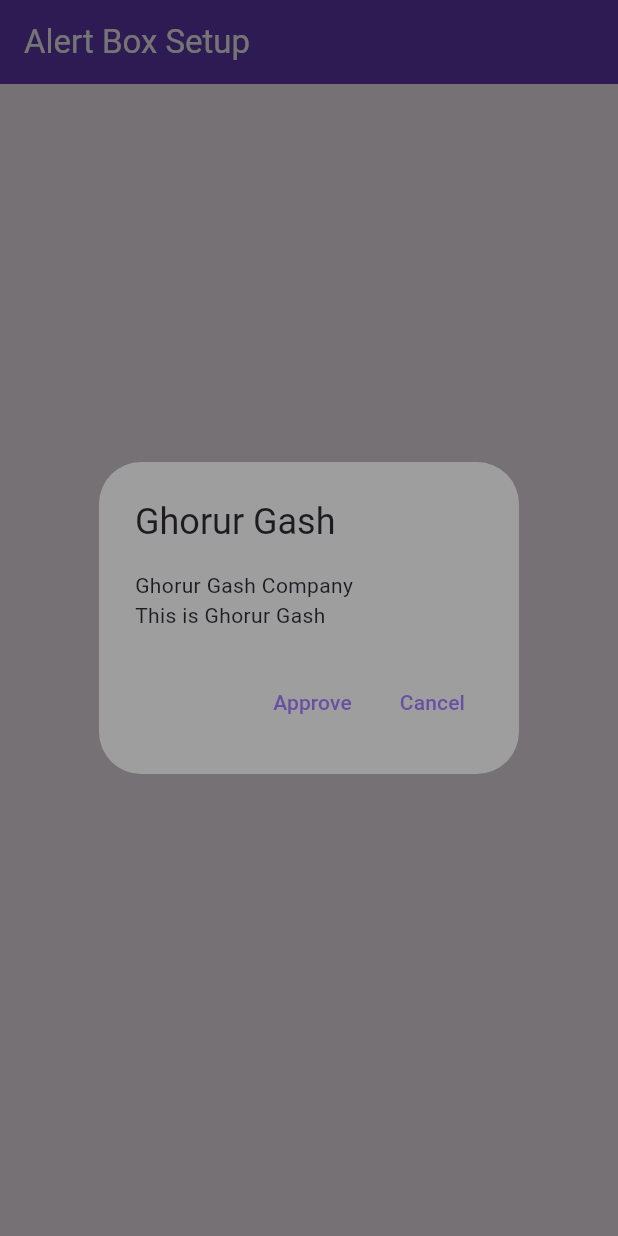
After one commit to Zahed75/test_app, a Flutter app: the AlertWidget screen opened directly, after a tap on "Tap", on a phone screen of 412 x 824 dp. The commit adds this screen. Run offline on Flutter 3.47's test engine with Material 3 defaults, Android fonts, the light colour scheme and no system bars; our stand-ins replace cached_network_image.

Commit message:
alert box added

```diff
--- a/lib/main.dart
+++ b/lib/main.dart
@@ -1,7 +1,9 @@
 import 'package:flutter/material.dart';
+import 'package:test_app/widgets/alert.dart';
 import 'package:test_app/widgets/button.dart';
 import 'package:test_app/widgets/dismissible.dart';
 import 'package:test_app/widgets/drawer.dart';
+import 'package:test_app/widgets/image.dart';
 import 'package:test_app/widgets/list_grid.dart';
 import 'package:test_app/widgets/row_cols.dart';
 import 'package:test_app/widgets/snackbar.dart';
@@ -24,7 +26,7 @@ class MyApp extends StatelessWidget {
         ),
       ),
 
-      home: DrawerWidget(),
+      home: AlertWidget(),
     );
   }
 }
--- /dev/null
+++ b/lib/widgets/alert.dart
@@ -0,0 +1,49 @@
+import 'package:flutter/material.dart';
+
+class AlertWidget extends StatelessWidget {
+  const AlertWidget({super.key});
+
+  @override
+  Widget build(BuildContext context) {
+    return Scaffold(
+      appBar: AppBar(title: Text('Alert Box Setup')),
+      body: Center(
+        child: ElevatedButton(
+          onPressed: () {
+            _showMyDialog(context);
+          },
+          child: Text('Tap'),
+        ),
+      ),
+    );
+  }
+}
+
+Future<void> _showMyDialog(BuildContext context) async {
+  return showDialog(
+    context: context,
+    builder: (BuildContext context) {
+      return AlertDialog(
+        backgroundColor: Colors.grey,
+        title: Text('Ghorur Gash'),
+        content: SingleChildScrollView(
+          child: ListBody(
+            children: [
+              Text('Ghorur Gash Company'),
+              Text('This is Ghorur Gash'),
+            ],
+          ),
+        ),
+        actions: [
+          TextButton(onPressed: () {}, child: Text('Approve')),
+          TextButton(
+            onPressed: () {
+              Navigator.pop(context);
+            },
+            child: Text('Cancel'),
+          ),
+        ],
+      );
+    },
+  );
+}
```
Also changed, not shown: lib/widgets/image.dart (added, +44 -0 lines), pubspec.yaml (+4 -3 lines), assets/images/qurbani_express.png (added), pubspec.lock, 10 other files.
